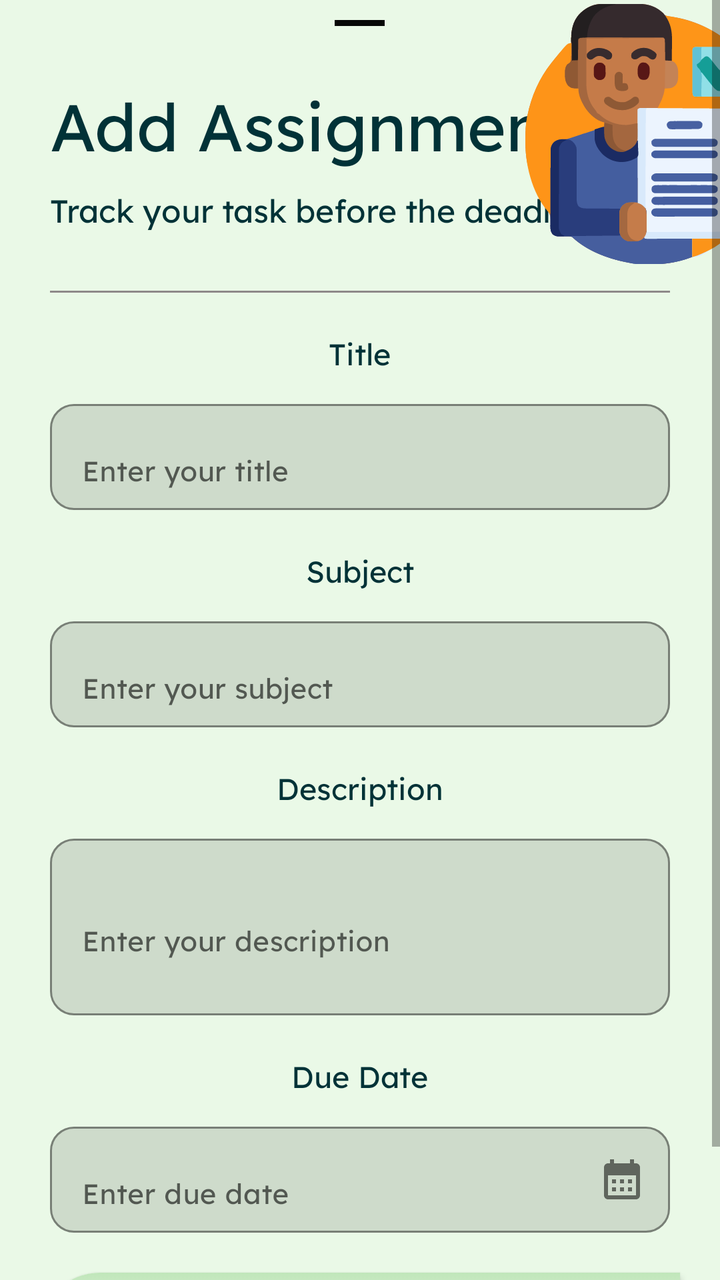
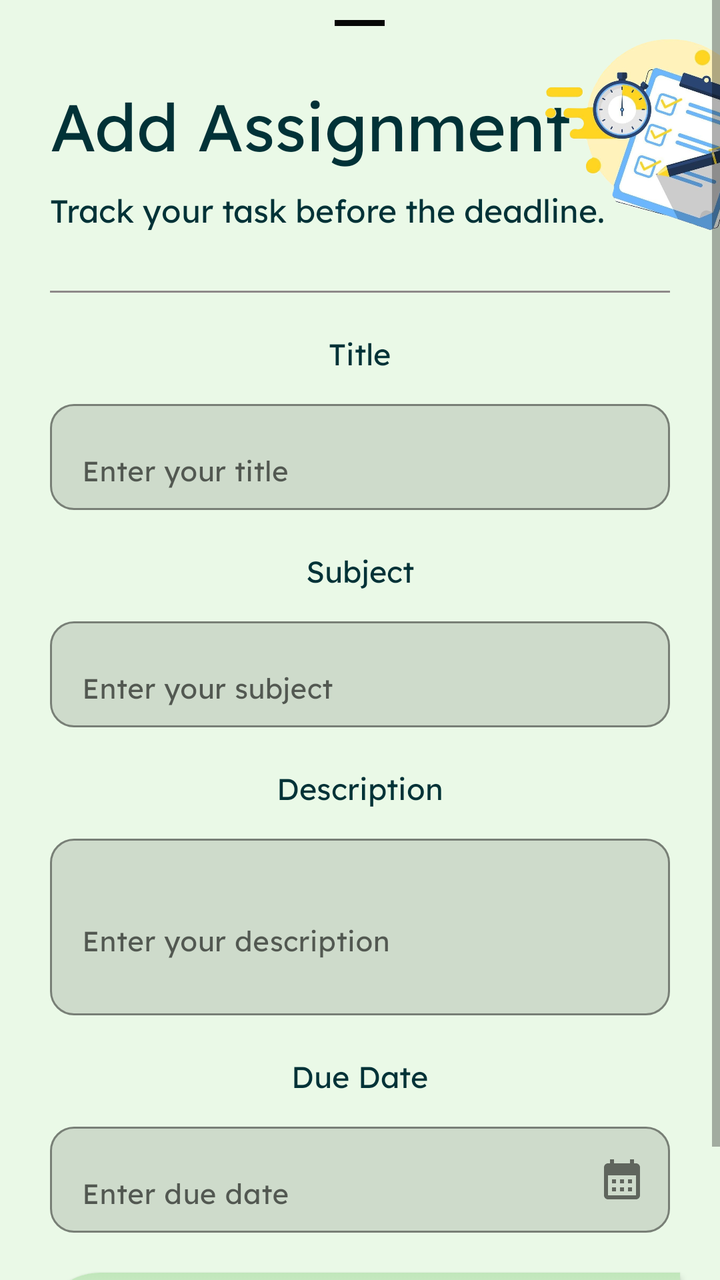

An Android layout rendered at two revisions. The XML below is the earlier revision; the diff shows what the commit changed to produce the second picture.
<!-- AndroidManifest.xml: application theme Theme.UniGo -->
<!-- res/layout/assignment_btm.xml -->
<?xml version="1.0" encoding="utf-8"?>
<ScrollView xmlns:android="http://schemas.android.com/apk/res/android"
    xmlns:app="http://schemas.android.com/apk/res-auto"
    android:layout_width="match_parent"
    android:layout_height="match_parent"
    android:fillViewport="true"
    android:overScrollMode="never">

    <RelativeLayout
        android:layout_width="match_parent"
        android:layout_height="wrap_content"
        android:clipChildren="false"
        android:clipToPadding="false"
        android:paddingBottom="30dp">

        <com.google.android.material.bottomsheet.BottomSheetDragHandleView
            android:layout_width="25dp"
            android:layout_height="3dp"
            android:layout_centerHorizontal="true"
            android:layout_marginTop="10dp"
            android:background="@color/black"
            app:shapeAppearanceOverlay="@style/ShapeAppearance.Material3.SmallComponent" />

        <TextView
            android:id="@+id/assignmenttxt"
            android:layout_width="wrap_content"
            android:layout_height="wrap_content"
            android:layout_marginStart="25dp"
            android:layout_marginTop="40dp"
            android:fontFamily="@font/lexend"
            android:text="@string/AssignmentHead"
            android:textColor="@color/text_primary"
            android:textSize="33sp" />

        <ImageView
            android:id="@+id/RocketIllustration"
            android:layout_width="150dp"
            android:layout_height="130dp"
            android:layout_alignParentEnd="true"
            android:layout_gravity="end"
            android:contentDescription="@string/Illustration"
            android:elevation="10dp"
            android:src="@drawable/assignmentcard"
            android:translationX="40dp"
            android:translationY="2dp" />

        <TextView
            android:id="@+id/assinTag"
            android:layout_width="wrap_content"
            android:layout_height="wrap_content"
            android:layout_below="@id/assignmenttxt"
            android:layout_marginVertical="10dp"
            android:layout_marginStart="25dp"
            android:fontFamily="@font/lexend"
            android:text="@string/Assignment_Tagline"
            android:textColor="@color/text_primary"
            android:textSize="16sp" />

        <View
            android:id="@+id/div1"
            android:layout_width="match_parent"
            android:layout_height="1dp"
            android:layout_below="@id/assinTag"
            android:layout_marginStart="25dp"
            android:layout_marginTop="20dp"
            android:layout_marginEnd="25dp"
            android:background="@color/gray" />

        <TextView
            android:id="@+id/EnterTitle"
            android:layout_width="wrap_content"
            android:layout_height="wrap_content"
            android:layout_below="@id/div1"
            android:layout_centerHorizontal="true"
            android:layout_marginTop="20dp"
            android:fontFamily="@font/lexend"
            android:text="@string/title"
            android:textColor="@color/text_primary"
            android:textSize="15sp" />

        <com.google.android.material.textfield.TextInputLayout
            android:id="@+id/titlelay"
            android:layout_width="match_parent"
            android:layout_height="wrap_content"
            android:layout_below="@id/EnterTitle"
            android:layout_marginStart="25dp"
            android:layout_marginTop="10dp"
            android:layout_marginEnd="25dp"
            android:hint="Enter your title"
            app:boxBackgroundMode="outline"
            app:boxStrokeColor="#20000000"
            app:boxStrokeWidthFocused="2dp"
            app:boxCornerRadiusTopStart="12dp"
            app:boxCornerRadiusTopEnd="12dp"
            app:boxCornerRadiusBottomStart="12dp"
            app:boxCornerRadiusBottomEnd="12dp">

            <com.google.android.material.textfield.TextInputEditText
                android:id="@+id/titletxt"
                android:layout_width="match_parent"
                android:layout_height="wrap_content"
                android:fontFamily="@font/lexend"
                android:inputType="text"
                android:textSize="14sp"/>
        </com.google.android.material.textfield.TextInputLayout>


        <TextView
            android:id="@+id/EnterSubj"
            android:layout_width="wrap_content"
            android:layout_height="wrap_content"
            android:layout_below="@id/titlelay"
            android:layout_centerHorizontal="true"
            android:layout_marginTop="20dp"
            android:fontFamily="@font/lexend"
            android:text="Subject"
            android:textColor="@color/text_primary"
            android:textSize="15sp" />

        <com.google.android.material.textfield.TextInputLayout
            android:id="@+id/subjLay"
            android:layout_width="match_parent"
            android:layout_height="wrap_content"
            android:layout_below="@id/EnterSubj"
            android:layout_marginStart="25dp"
            android:layout_marginTop="10dp"
            android:layout_marginEnd="25dp"
            android:hint="Enter your subject"
            app:boxBackgroundMode="outline"
            app:boxStrokeColor="#20000000"
            app:boxStrokeWidthFocused="2dp"
            app:boxCornerRadiusTopStart="12dp"
            app:boxCornerRadiusTopEnd="12dp"
            app:boxCornerRadiusBottomStart="12dp"
            app:boxCornerRadiusBottomEnd="12dp">

            <com.google.android.material.textfield.TextInputEditText
                android:id="@+id/subjtxt"
                android:layout_width="match_parent"
                android:layout_height="wrap_content"
                android:fontFamily="@font/lexend"
                android:inputType="text"
                android:textSize="14sp"/>
        </com.google.android.material.textfield.TextInputLayout>


        <TextView
            android:id="@+id/EnterDesc"
            android:layout_width="wrap_content"
            android:layout_height="wrap_content"
            android:layout_below="@id/subjLay"
            android:layout_centerHorizontal="true"
            android:layout_marginTop="20dp"
            android:fontFamily="@font/lexend"
            android:text="Description"
            android:textColor="@color/text_primary"
            android:textSize="15sp" />

        <com.google.android.material.textfield.TextInputLayout
            android:id="@+id/desclay"
            android:layout_width="match_parent"
            android:layout_height="wrap_content"
            android:layout_below="@id/EnterDesc"
            android:layout_marginStart="25dp"
            android:layout_marginTop="10dp"
            android:layout_marginEnd="25dp"
            android:hint="Enter your description"
            app:boxBackgroundMode="outline"
            app:boxStrokeColor="#20000000"
            app:boxStrokeWidthFocused="2dp"
            app:boxCornerRadiusTopStart="12dp"
            app:boxCornerRadiusTopEnd="12dp"
            app:boxCornerRadiusBottomStart="12dp"
            app:boxCornerRadiusBottomEnd="12dp">

            <com.google.android.material.textfield.TextInputEditText
                android:id="@+id/desctxt"
                android:layout_width="match_parent"
                android:layout_height="wrap_content"
                android:fontFamily="@font/lexend"
                android:inputType="textMultiLine"
                android:minLines="3"
                android:textSize="14sp"/>
        </com.google.android.material.textfield.TextInputLayout>


        <TextView
            android:id="@+id/EnterDate"
            android:layout_width="wrap_content"
            android:layout_height="wrap_content"
            android:layout_below="@id/desclay"
            android:layout_centerHorizontal="true"
            android:layout_marginTop="20dp"
            android:fontFamily="@font/lexend"
            android:text="Due Date"
            android:textColor="@color/text_primary"
            android:textSize="15sp" />

        <com.google.android.material.textfield.TextInputLayout
            android:id="@+id/datelay"
            android:layout_width="match_parent"
            android:layout_height="wrap_content"
            android:layout_below="@id/EnterDate"
            android:layout_marginStart="25dp"
            android:layout_marginTop="10dp"
            android:layout_marginEnd="25dp"
            android:hint="Enter due date"
            app:boxBackgroundMode="outline"
            app:boxStrokeColor="#20000000"
            app:boxStrokeWidthFocused="2dp"
            app:endIconMode="custom"
            app:endIconDrawable="@drawable/baseline_calendar_month_24"
            app:boxCornerRadiusTopStart="12dp"
            app:boxCornerRadiusTopEnd="12dp"
            app:boxCornerRadiusBottomStart="12dp"
            app:boxCornerRadiusBottomEnd="12dp">

            <com.google.android.material.textfield.TextInputEditText
                android:id="@+id/date"
                android:layout_width="match_parent"
                android:layout_height="wrap_content"
                android:fontFamily="@font/lexend"
                android:focusable="false"
                android:clickable="true"
                android:inputType="date"
                android:cursorVisible="false"
                android:textSize="14sp"/>
        </com.google.android.material.textfield.TextInputLayout>


        <androidx.appcompat.widget.AppCompatButton
            android:id="@+id/saveAssignment"
            android:layout_width="match_parent"
            android:layout_height="wrap_content"
            android:layout_below="@id/datelay"
            android:layout_centerHorizontal="true"
            android:layout_marginTop="20dp"
            android:background="@drawable/custom_btn"
            android:textStyle="bold"
            android:text="Save Assignment"
            android:padding="10dp"
            android:elevation="15dp"
            android:layout_marginStart="20dp"
            android:layout_marginEnd="20dp"/>


        <ProgressBar
            android:id="@+id/Progress"
            android:layout_width="40dp"
            android:layout_height="40dp"
            android:layout_centerInParent="true"
            android:layout_marginTop="16dp"
            android:indeterminateDrawable="@drawable/progressbar"
            android:visibility="gone" />

    </RelativeLayout>

</ScrollView>
<!-- resources referenced by this layout -->
<resources>
  <color name="black">#070707</color>
  <color name="gray">#8E8989</color>
  <color name="text_primary">#013237</color>
  <!-- drawable assignmentcard: vector/xml drawable (drawable, 53113 chars, omitted) -->
  <!-- drawable baseline_calendar_month_24 (drawable) -->
  <vector xmlns:android="http://schemas.android.com/apk/res/android" android:height="24dp" android:tint="#000000" android:viewportHeight="24" android:viewportWidth="24" android:width="24dp">
        
      <path android:fillColor="@android:color/white" android:pathData="M19,4h-1V2h-2v2H8V2H6v2H5C3.89,4 3.01,4.9 3.01,6L3,20c0,1.1 0.89,2 2,2h14c1.1,0 2,-0.9 2,-2V6C21,4.9 20.1,4 19,4zM19,20H5V10h14V20zM9,14H7v-2h2V14zM13,14h-2v-2h2V14zM17,14h-2v-2h2V14zM9,18H7v-2h2V18zM13,18h-2v-2h2V18zM17,18h-2v-2h2V18z"/>
      
  </vector>
  <!-- drawable custom_btn (drawable) -->
  <?xml version="1.0" encoding="utf-8"?>
  <selector xmlns:android="http://schemas.android.com/apk/res/android">
      <item>
          <shape android:shape="rectangle">
              <solid android:color="@color/mint_soft"/>
              <corners android:topLeftRadius="30dp"
                  android:bottomRightRadius="30dp"
                  />
              <gradient android:type="linear"
                  android:startColor="@color/white"
                  android:endColor="@color/mint_soft"
                  android:angle="90"
                  />
          </shape>
      </item>
  </selector>
  <!-- drawable progressbar (drawable) -->
  <?xml version="1.0" encoding="utf-8"?>
  <rotate xmlns:android="http://schemas.android.com/apk/res/android"
      android:fromDegrees="0"
      android:toDegrees="360"
      android:pivotX="50%"
      android:pivotY="50%">
  
      <shape
          android:shape="ring"
          android:useLevel="false"
          android:innerRadiusRatio="4"
          android:thickness="4dp">
  
          <gradient
              android:type="sweep"
              android:startColor="#EAF9E7"
              android:centerColor="#4CA771"
              android:endColor="#013237"
              android:useLevel="false"/>
  
      </shape>
  </rotate>
  <string name="AssignmentHead">Add Assignment</string>
  <string name="Assignment_Tagline">Track your task before the deadline.</string>
  <string name="Illustration">RocketIllustraction</string>
  <string name="title">Title</string>
  <style name="Theme.UniGo" parent="Theme.MaterialComponents.Light.NoActionBar">
  
          
          <item name="colorPrimary">@color/mint_primary</item>
          <item name="colorPrimaryVariant">@color/mint_dark</item>
          <item name="colorOnPrimary">@color/mint_light</item>
  
          
          <item name="android:windowBackground">@color/mint_light</item>
          <item name="colorSurface">@color/mint_soft</item>
  
          <item name="appBackground">@color/mint_light</item>
          <item name="appSurface">@color/mint_soft</item>
  
          
          <item name="android:textColorPrimary">@color/text_primary</item>
          <item name="fontFamily">@font/lexend</item>
  
          
          <item name="android:statusBarColor">@color/mint_dark</item>
          <item name="android:windowLightStatusBar">true</item>
  
      </style>
  <color name="mint_soft">#C0E6BA</color>
  <color name="white">#ffffff</color>
  <color name="mint_primary">#4CA771</color>
  <color name="mint_dark">#013237</color>
  <color name="mint_light">#EAF9E7</color>
</resources>

<!-- the commit's change to res/layout/assignment_btm.xml (unified diff, before → after) -->
@@ -40,7 +40,7 @@
             android:layout_gravity="end"
             android:contentDescription="@string/Illustration"
             android:elevation="10dp"
-            android:src="@drawable/assignmentcard"
+            android:src="@drawable/assignment"
             android:translationX="40dp"
             android:translationY="2dp" />
 
<!-- resource entries referenced after the edit -->
@@ -3,7 +3,7 @@
   <color name="black">#070707</color>
   <color name="gray">#8E8989</color>
   <color name="text_primary">#013237</color>
-  <!-- drawable assignmentcard: vector/xml drawable (drawable, 53113 chars, omitted) -->
+  <!-- drawable assignment: png bitmap (drawable, 438076 bytes) -->
   <!-- drawable baseline_calendar_month_24 (drawable) -->
   <vector xmlns:android="http://schemas.android.com/apk/res/android" android:height="24dp" android:tint="#000000" android:viewportHeight="24" android:viewportWidth="24" android:width="24dp">
         
